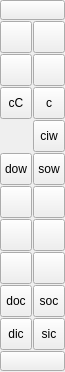
First picture: the form in librecad/src/ui/forms/qg_cadtoolbarselect.ui, repository DietmarK/LC2DK, before the edit.
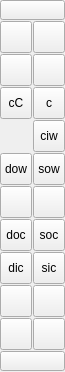
Second picture: the form after the edit. Icons and pictures are not drawn.

Commit message: establish order in select menu entries and cadtoolbarselect

What changed in the file:
```diff
--- a/librecad/src/ui/forms/qg_cadtoolbarselect.ui
+++ b/librecad/src/ui/forms/qg_cadtoolbarselect.ui
@@ -298,7 +298,7 @@
    <property name="geometry">
     <rect>
      <x>0</x>
-     <y>219</y>
+     <y>285</y>
      <width>32</width>
      <height>32</height>
     </rect>
@@ -336,7 +336,7 @@
    <property name="geometry">
     <rect>
      <x>33</x>
-     <y>219</y>
+     <y>285</y>
      <width>32</width>
      <height>32</height>
     </rect>
@@ -374,7 +374,7 @@
    <property name="geometry">
     <rect>
      <x>0</x>
-     <y>252</y>
+     <y>318</y>
      <width>32</width>
      <height>32</height>
     </rect>
@@ -412,7 +412,7 @@
    <property name="geometry">
     <rect>
      <x>33</x>
-     <y>252</y>
+     <y>318</y>
      <width>32</width>
      <height>32</height>
     </rect>
@@ -613,7 +613,7 @@
    <property name="geometry">
     <rect>
      <x>33</x>
-     <y>318</y>
+     <y>252</y>
      <width>32</width>
      <height>32</height>
     </rect>
@@ -639,7 +639,7 @@
    <property name="geometry">
     <rect>
      <x>33</x>
-     <y>285</y>
+     <y>219</y>
      <width>32</width>
      <height>32</height>
     </rect>
@@ -665,7 +665,7 @@
    <property name="geometry">
     <rect>
      <x>0</x>
-     <y>318</y>
+     <y>252</y>
      <width>32</width>
      <height>32</height>
     </rect>
@@ -691,7 +691,7 @@
    <property name="geometry">
     <rect>
      <x>0</x>
-     <y>285</y>
+     <y>219</y>
      <width>32</width>
      <height>32</height>
     </rect>
```
Left out of the diff: 90 changed lines with no effect on the pictures. The commit also changes 1 other file.
